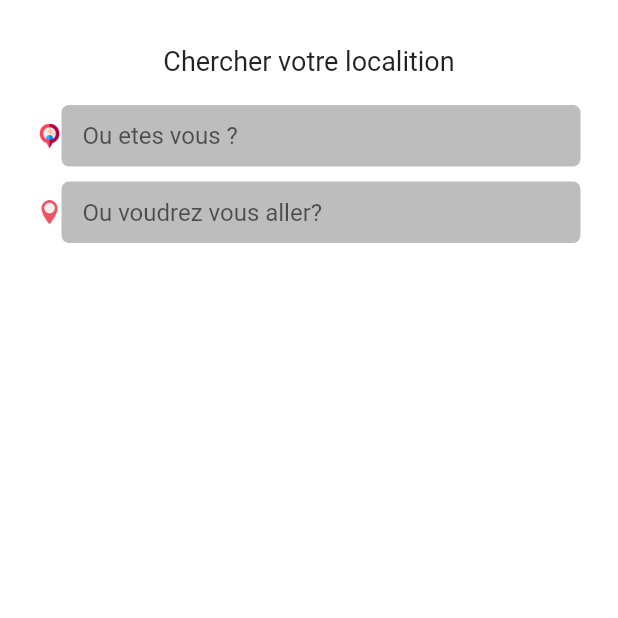
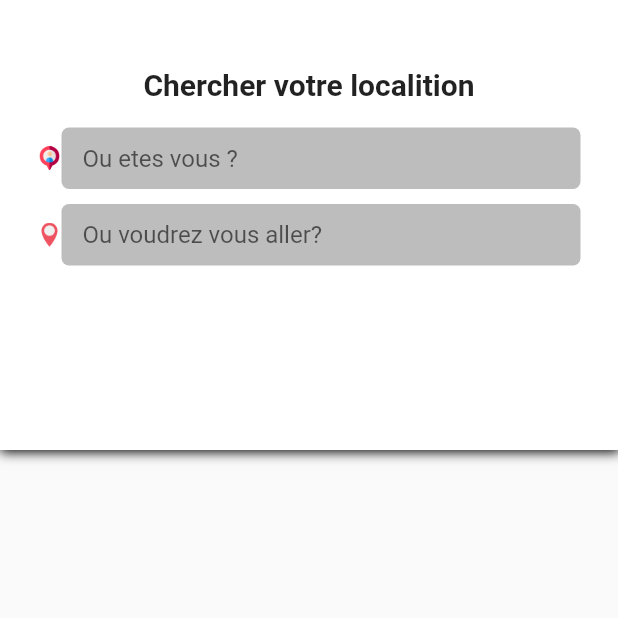
Before and after one commit to 49766954bogher/toxido-partie_user, a Flutter app: the ChercherPage screen opened directly, on a phone screen of 412 x 824 dp, the top half of it. Run offline on Flutter 3.47's test engine with Material 2 defaults, Android fonts, the light colour scheme and no system bars; our stand-ins replace animated_splash_screen, firebase_auth, firebase_core, firebase_database, fluttertoast, geocoding and 2 more; accounts and stored records are empty; network calls fail.

Commit message:
pick up location

```diff
--- a/lib/Chercher/chercher.dart
+++ b/lib/Chercher/chercher.dart
@@ -12,9 +12,12 @@ class _ChercherPageState extends State<ChercherPage> {
   TextEditingController destination = TextEditingController();
   @override
   Widget build(BuildContext context) {
-    return Container(
-      height: MediaQuery.of(context).size.height,
-      width: MediaQuery.of(context).size.width,
+    return Scaffold(
+      body: Column(
+        children: [
+          Container(
+            height: 300,
+            width: double.infinity,
             decoration: const BoxDecoration(color: Colors.white, boxShadow: [
               BoxShadow(
                 color: Colors.black,
@@ -24,28 +27,23 @@ class _ChercherPageState extends State<ChercherPage> {
               ),
             ]),
             child: Padding(
-        padding:
-            const EdgeInsets.only(left: 25, top: 25, right: 25, bottom: 20),
+              padding: const EdgeInsets.only(
+                  left: 25, top: 40, right: 25, bottom: 20),
               child: Column(children: [
                 const SizedBox(
                   height: 5.0,
                 ),
                 Stack(
                   children: [
-              GestureDetector(
-                onTap: () {
-                  Navigator.of(context).push(MaterialPageRoute(
-                      builder: (BuildContext context) => const ChercherPage()));
-                },
-                child: Icon(
+                    Icon(
                       Icons.arrow_back,
                       color: Colors.white,
-                ),
                     ),
                     Center(
                       child: Text(
                         "Chercher votre localition",
-                  style: TextStyle(fontSize: 18),
+                        style: TextStyle(
+                            fontSize: 20, fontWeight: FontWeight.bold),
                       ),
                     )
                   ],
@@ -68,6 +66,7 @@ class _ChercherPageState extends State<ChercherPage> {
                         child: Padding(
                           padding: const EdgeInsets.all(3),
                           child: TextField(
+                            keyboardType: TextInputType.text,
                             controller: depart,
                             decoration: InputDecoration(
                               hintText: "Ou etes vous ?",
@@ -102,6 +101,7 @@ class _ChercherPageState extends State<ChercherPage> {
                         child: Padding(
                           padding: const EdgeInsets.all(3),
                           child: TextField(
+                            keyboardType: TextInputType.text,
                             controller: destination,
                             decoration: InputDecoration(
                               hintText: "Ou voudrez vous aller?",
@@ -120,6 +120,9 @@ class _ChercherPageState extends State<ChercherPage> {
                 ),
               ]),
             ),
+          ),
+        ],
+      ),
     );
   }
 }
--- a/lib/main.dart
+++ b/lib/main.dart
@@ -13,12 +13,12 @@ void main() async {
   runApp(
     MyApp(
       child: MaterialApp(
-        title: "Taxi servuce",
+        title: "Taxi servce",
         theme: ThemeData(
           primarySwatch: Colors.blue,
         ),
         home: AnimatedSplashScreen(
-            backgroundColor: Colors.yellow,
+            backgroundColor: Colors.white,
             splash: 'images/logo.png',
             splashIconSize: 200,
             nextScreen: FirebaseAuth.instance.currentUser == null
```
Also changed, not shown: lib/Pages/accueil.dart (+18 -11 lines). Lines whose indentation alone changed are shown as unchanged.
